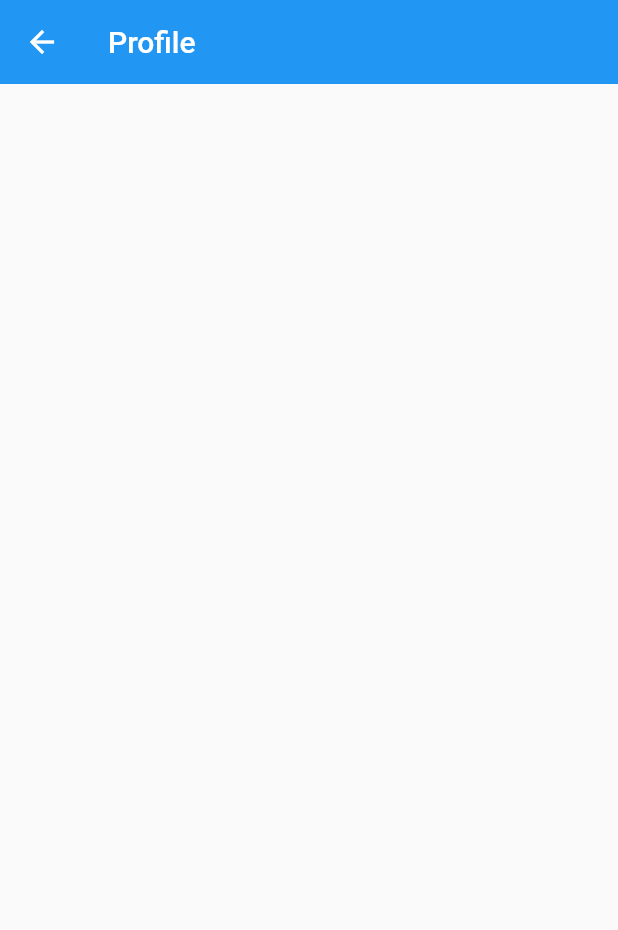
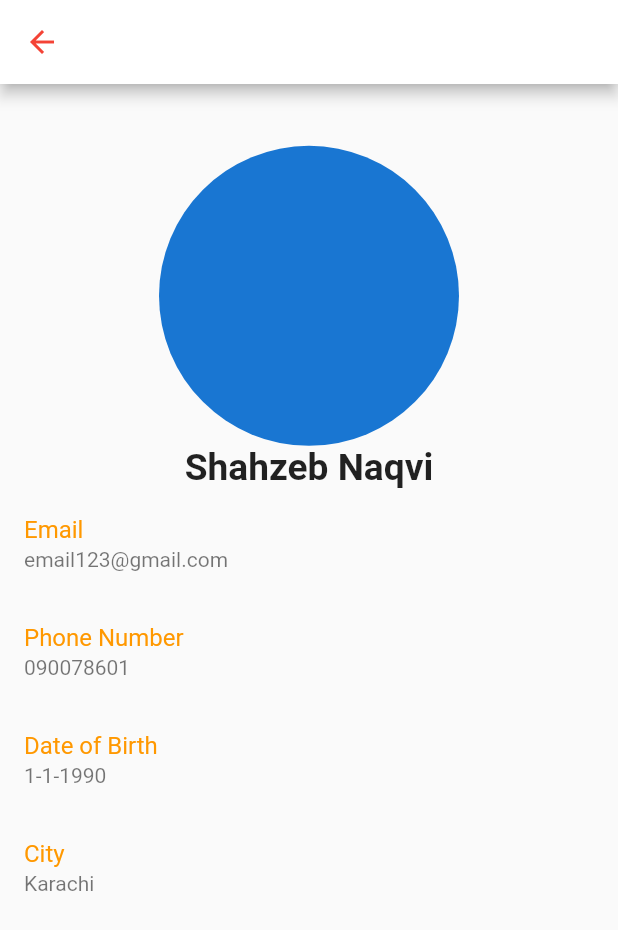
Before and after one commit to shahzebnaqvi/Car-Booking, a Flutter app: the Profile screen opened directly, on a phone screen of 412 x 824 dp. Shown: the top 930 px of the screen. Run offline on Flutter 3.47's test engine with Material 2 defaults, Android fonts, the phone set to English and light mode, and no system bars; our stand-ins replace get, lottie; missing offline and left inert: animation_wrappers.

Commit message:
Hackaton Application

```diff
--- a/lib/constant.dart/splash.dart
+++ b/lib/constant.dart/splash.dart
@@ -4,6 +4,7 @@ import 'package:bookcar/constant.dart/constant.dart';
 import 'package:bookcar/screens/auth/login.dart';
 import 'package:bookcar/screens/auth/loginhome.dart';
 import 'package:flutter/material.dart';
+import 'package:lottie/lottie.dart';
 
 class SplashScreen extends StatefulWidget {
   const SplashScreen({Key? key}) : super(key: key);
@@ -33,7 +34,9 @@ class _SplashScreenState extends State<SplashScreen> {
         child: Column(
           mainAxisAlignment: MainAxisAlignment.center,
           children: [
-            Image(image: AssetImage("assets/car1.png")),
+            Container(
+                height: MediaQuery.of(context).size.width * 0.5,
+                child: Lottie.asset("assets/lottiefile/car.json")),
           ],
         ),
       ),
--- a/lib/screens/profile.dart
+++ b/lib/screens/profile.dart
@@ -12,8 +12,41 @@ class _ProfileState extends State<Profile> {
   Widget build(BuildContext context) {
     return Scaffold(
         appBar: AppBar(
-      title: Text('Profile'),
-      elevation: 0,
-    ));
+          backgroundColor: Colors.white,
+          iconTheme: IconThemeData(color: Colors.red),
+        ),
+        body: SingleChildScrollView(
+          child: Column(children: [
+            SizedBox(
+              height: MediaQuery.of(context).size.height * 0.05,
+            ),
+            Center(
+              child: CircleAvatar(
+                radius: 100,
+                // backgroundImage: AssetImage("assets/images/avatar.jpg"),
+              ),
+            ),
+            Text(
+              "Shahzeb Naqvi",
+              style: TextStyle(
+                  fontSize: MediaQuery.of(context).size.width * 0.06,
+                  fontWeight: FontWeight.bold),
+            ),
+            listbottom("Email", "email123@gmail.com"),
+            listbottom("Phone Number", "090078601"),
+            listbottom("Date of Birth", "1-1-1990"),
+            listbottom("City", "Karachi"),
+          ]),
+        ));
   }
 }
+
+Widget listbottom(tag, detail) {
+  return ListTile(
+    title: Text(
+      tag,
+      style: TextStyle(color: Colors.orange),
+    ),
+    subtitle: Text(detail),
+  );
+}
```
Also changed, not shown: assets/lottiefile/car.json (added, +1 -0 lines).
